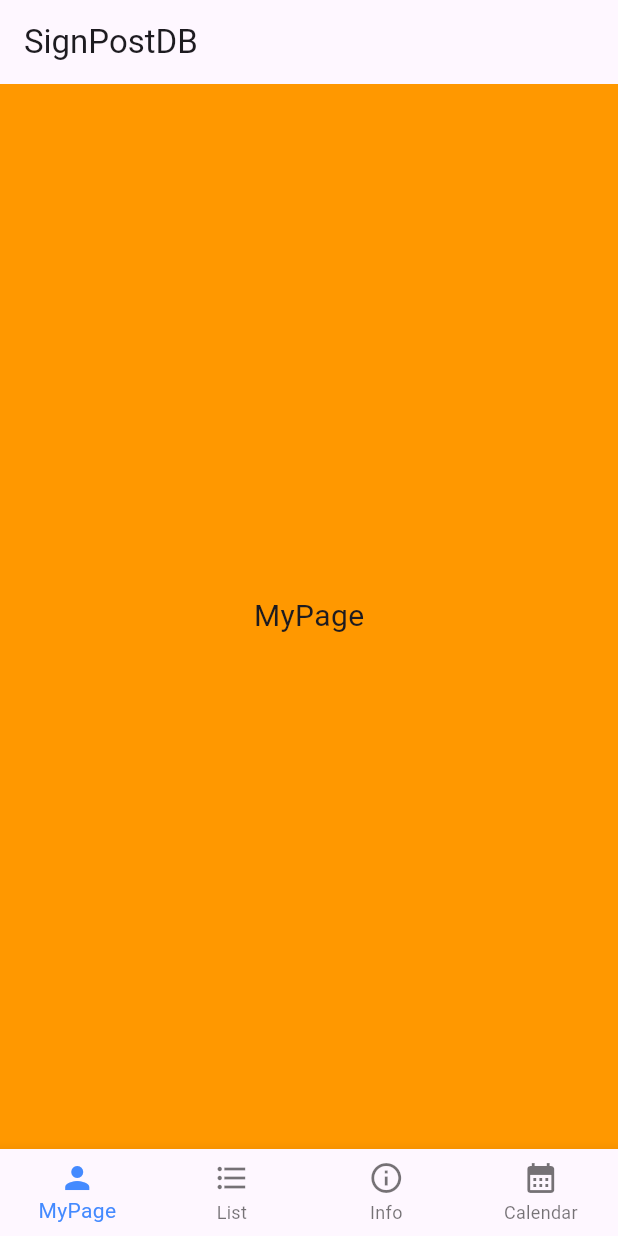
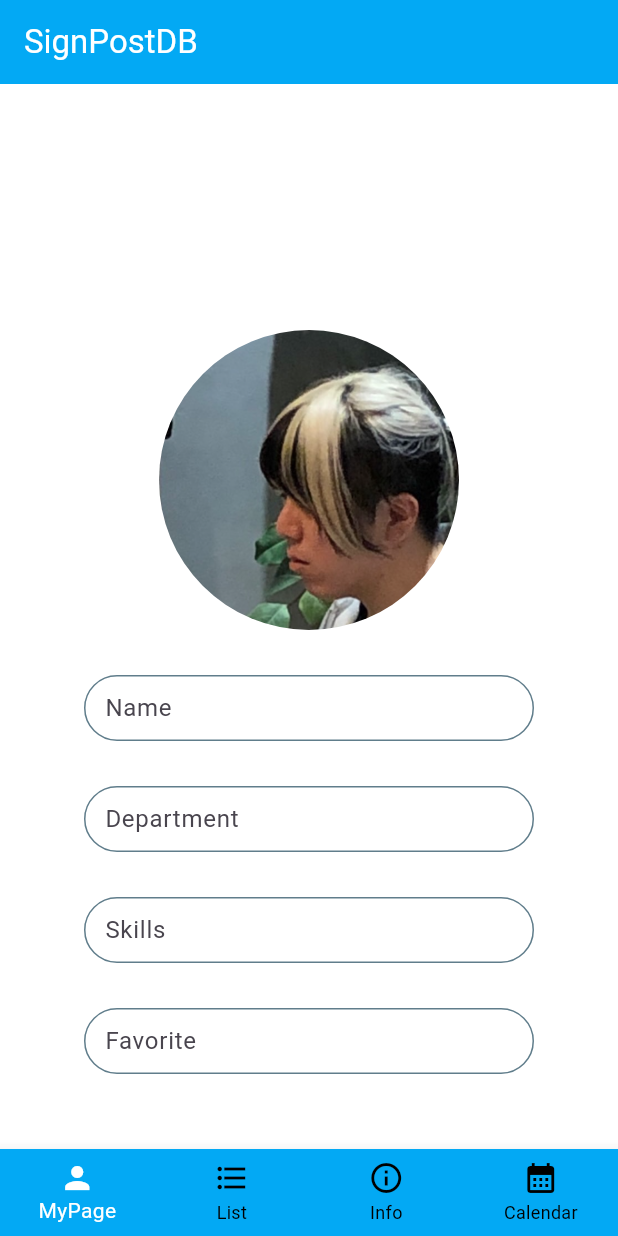
Before and after one commit to AkihiroShiraishi/SignPostDB, a Flutter app: the screen it shows after launch, on a phone screen of 412 x 824 dp. Run offline on Flutter 3.47's test engine with Material 2 defaults, Android fonts, the phone set to English and light mode, and no system bars; our stand-ins replace flutter_riverpod, freezed_annotation, riverpod_annotation; missing offline and left inert: dart:ffi; generated files the repository leaves out were written again.

Commit message:
mypage,memberlist追加

```diff
--- /dev/null
+++ b/sign_post_db/lib/entity/user.dart
@@ -0,0 +1,15 @@
+import 'package:flutter/material.dart';
+import 'package:freezed_annotation/freezed_annotation.dart';
+
+part 'user.freezed.dart';
+
+@freezed
+class User with _$User {
+  factory User({
+    required String name,
+    required String department,
+    required String skills,
+    required String favorite,
+    required String image,
+  }) = _User;
+}
--- a/sign_post_db/lib/view/bottom_tab_bar_view.dart
+++ b/sign_post_db/lib/view/bottom_tab_bar_view.dart
@@ -5,7 +5,8 @@ import 'package:sign_post_db/view/my_page_view.dart';
 import 'package:sign_post_db/view/member_list_view.dart';
 import 'package:sign_post_db/view/company_info_view.dart';
 import 'package:sign_post_db/view/calendar_view.dart';
-import 'package:sign_post_db/view_model/bottom_tab_bar_view_model.dart';
+import 'package:sign_post_db/view_model/bottom_tab_bar/bottom_tab_bar_view_model.dart';
+
 
 class BottomTabBarPage extends ConsumerWidget {
   final _pageWidgets = [
@@ -23,6 +24,8 @@ class BottomTabBarPage extends ConsumerWidget {
     return Scaffold(
       appBar: AppBar(
         title: Text(BottomTabBarMessage.appTitle),
+        foregroundColor: Colors.white,
+        backgroundColor: Colors.lightBlue,
       ),
       body: _pageWidgets.elementAt(viewModelState.currentIndex),
       bottomNavigationBar: BottomNavigationBar(
@@ -36,7 +39,9 @@ class BottomTabBarPage extends ConsumerWidget {
               icon: Icon(Icons.calendar_month), label: 'Calendar'),
         ],
         currentIndex: viewModelState.currentIndex,
-        fixedColor: Colors.blueAccent,
+        selectedItemColor: Colors.white,
+        unselectedItemColor: Colors.black,
+        backgroundColor: Colors.lightBlue,
         onTap: viewModel.tappedTabItem,
         type: BottomNavigationBarType.fixed,
       ),
--- /dev/null
+++ b/sign_post_db/lib/view/components/bordered_textfield.dart
@@ -0,0 +1,40 @@
+import 'package:flutter/material.dart';
+
+Widget borderedTextField(
+    TextEditingController controller,
+    String hint,
+    double radius,
+    Color color,
+    double width,
+    double height,
+    TextInputType keyboradType,
+    int? maxLine) {
+  return Container(
+    width: width,
+    // height: height,
+    child: TextField(
+      controller: controller,
+      keyboardType: keyboradType,
+      minLines: 1,
+      maxLines: maxLine,
+      decoration: InputDecoration(
+        hintText: hint,
+        enabledBorder: OutlineInputBorder(
+            borderRadius: BorderRadius.circular(radius),
+            borderSide: BorderSide(
+              color: color,
+            )),
+        focusedBorder: OutlineInputBorder(
+            borderRadius: BorderRadius.circular(radius),
+            borderSide: BorderSide(
+              color: color,
+            )),
+        contentPadding: const EdgeInsets.symmetric(
+          vertical: 10,
+          horizontal: 10,
+        ),
+        isDense: true,
+      ),
+    ),
+  );
+}
--- /dev/null
+++ b/sign_post_db/lib/view/components/circle_image.dart
@@ -0,0 +1,11 @@
+import 'package:flutter/material.dart';
+
+Widget circleImage(double width, double height, String image) {
+  return Container(
+    width: width,
+    height: height,
+    decoration: BoxDecoration(
+        shape: BoxShape.circle,
+        image: DecorationImage(fit: BoxFit.fill, image: AssetImage(image))),
+  );
+}
--- a/sign_post_db/lib/view/my_page_view.dart
+++ b/sign_post_db/lib/view/my_page_view.dart
@@ -1,14 +1,50 @@
 import 'package:flutter/material.dart';
+import 'package:flutter_riverpod/flutter_riverpod.dart';
+import 'package:sign_post_db/view_model/my_page/my_page_view_model.dart';
 
-class MyPageView extends StatelessWidget {
+import 'components/circle_image.dart';
+import 'components/bordered_textfield.dart';
+
+class MyPageView extends ConsumerWidget {
   @override
-  Widget build(BuildContext context) {
+  Widget build(BuildContext context, WidgetRef ref) {
+    final viewModel = ref.read(myPageViewModelProvider.notifier);
+    final viewModelState = ref.watch(myPageViewModelProvider);
+
     return Scaffold(
-      backgroundColor: Colors.orange,
-      body: Center(
-        child: Text(
-          "MyPage",
-          style: TextStyle(fontSize: 20),
+      backgroundColor: Colors.white,
+      body: SingleChildScrollView(
+        child: Center(
+          child: Container(
+            height: MediaQuery.of(context).size.height,
+            child: Column(
+              children: [
+                Spacer(),
+                circleImage(200, 200, 'images/profile_image_mock.png'),
+                SizedBox(
+                  height: 30,
+                ),
+                borderedTextField(viewModelState.nameController, 'Name', 30,
+                    Colors.blueGrey, 300, 50, TextInputType.text, 1),
+                SizedBox(
+                  height: 30,
+                ),
+                borderedTextField(viewModelState.departmentController, 'Department', 30,
+                    Colors.blueGrey, 300, 50, TextInputType.text, 1),
+                SizedBox(
+                  height: 30,
+                ),
+                borderedTextField(viewModelState.skillsController, 'Skills', 30,
+                    Colors.blueGrey, 300, 50, TextInputType.multiline, 5),
+                SizedBox(
+                  height: 30,
+                ),
+                borderedTextField(viewModelState.favoriteController, 'Favorite',
+                    30, Colors.blueGrey, 300, 50, TextInputType.multiline, 5),
+                Spacer()
+              ],
+            )
+          ),
         ),
       ),
     );
--- a/sign_post_db/lib/view_model/bottom_tab_bar_view_model.dart
+++ b/sign_post_db/lib/view_model/bottom_tab_bar/bottom_tab_bar_view_model.dart
@@ -1,6 +1,6 @@
 import 'package:riverpod_annotation/riverpod_annotation.dart';
 
-import 'package:sign_post_db/state/bottom_tab_bar_state/bottom_tab_bar_state.dart';
+import 'package:sign_post_db/state/bottom_tab_bar/bottom_tab_bar_state.dart';
 
 part 'bottom_tab_bar_view_model.g.dart';
 
--- /dev/null
+++ b/sign_post_db/lib/view_model/member_list/member_list_view_model.dart
@@ -0,0 +1,23 @@
+import 'package:flutter/material.dart';
+import 'package:riverpod_annotation/riverpod_annotation.dart';
+import 'package:sign_post_db/entity/user.dart';
+
+import 'package:sign_post_db/state/member_list/member_list_state.dart';
+
+part 'member_list_view_model.g.dart';
+
+@riverpod
+final class MemberListViewModel extends _$MemberListViewModel {
+  @override
+  MemberListState build() {
+    return MemberListState(
+        members: [
+          User(name: '都 竜平', department: 'HR事業部', skills: 'Py/Kotlin/Go/TS/Svelte/AWS/Docker/Kubernetes', favorite: '温泉/レジャー/趣味探し', image: 'images/member1.png'),
+          User(name: '杉山 拓博', department: 'CEO', skills: '人事採用/法人営業', favorite: '旅行/外食', image: 'images/member2.png'),
+          User(name: '宮本 健', department: 'HR事業部', skills: 'HTML/JavaScript/Java/SQL', favorite: '野球/絵を描く/展示会巡り/サウナ', image: 'images/member3.png'),
+          User(name: '望月 英輔', department: 'HR事業部', skills: '業務系/管理/VBA', favorite: 'アニメ/ゲーム/お酒', image: 'images/member4.png'),
+          User(name: '石坂 美咲', department: 'バックオフィス', skills: '採用/ライティング/画像作成', favorite: '石野卓球のDJを見る/腐女子', image: 'images/member5.png'),
+          User(name: '熊野 克', department: 'HR事業部', skills: '企画全般/管理/講師/データ解析/ゲーム業界の企画/マネジまわり得意は中上流工程/データ/マーケ等/繊細な仕様はニガテ', favorite: 'ゲーム全般/散歩/飯/サウナ', image: 'images/member6.png')
+          ]);
+  }
+}
--- a/sign_post_db/pubspec.yaml
+++ b/sign_post_db/pubspec.yaml
@@ -64,6 +64,9 @@ flutter:
   # the material Icons class.
   uses-material-design: true
 
+  assets:
+      - images/
+
   # To add assets to your application, add an assets section, like this:
   # assets:
   #   - images/a_dot_burr.jpeg
```
Also changed, not shown: sign_post_db/lib/state/member_list/member_list_state.dart (added, +13 -0 lines), sign_post_db/lib/state/my_page/my_page_state.dart (added, +14 -0 lines), sign_post_db/lib/view/member_list_view.dart (+18 -10 lines), sign_post_db/lib/view_model/my_page/my_page_view_model.dart (added, +18 -0 lines), sign_post_db/images/member1.png (added), sign_post_db/images/member2.png (added), sign_post_db/images/member3.png (added), sign_post_db/images/member4.png (added), sign_post_db/images/member5.png (added), sign_post_db/images/member6.png (added), sign_post_db/images/profile_image_mock.png (added), sign_post_db/lib/entity/user.freezed.dart (added), sign_post_db/lib/state/bottom_tab_bar/bottom_tab_bar_state.dart (renamed from sign_post_db/lib/state/bottom_tab_bar_state/bottom_tab_bar_state.dart), sign_post_db/lib/state/bottom_tab_bar/bottom_tab_bar_state.freezed.dart (renamed from sign_post_db/lib/state/bottom_tab_bar_state/bottom_tab_bar_state.freezed.dart), 5 more files.
